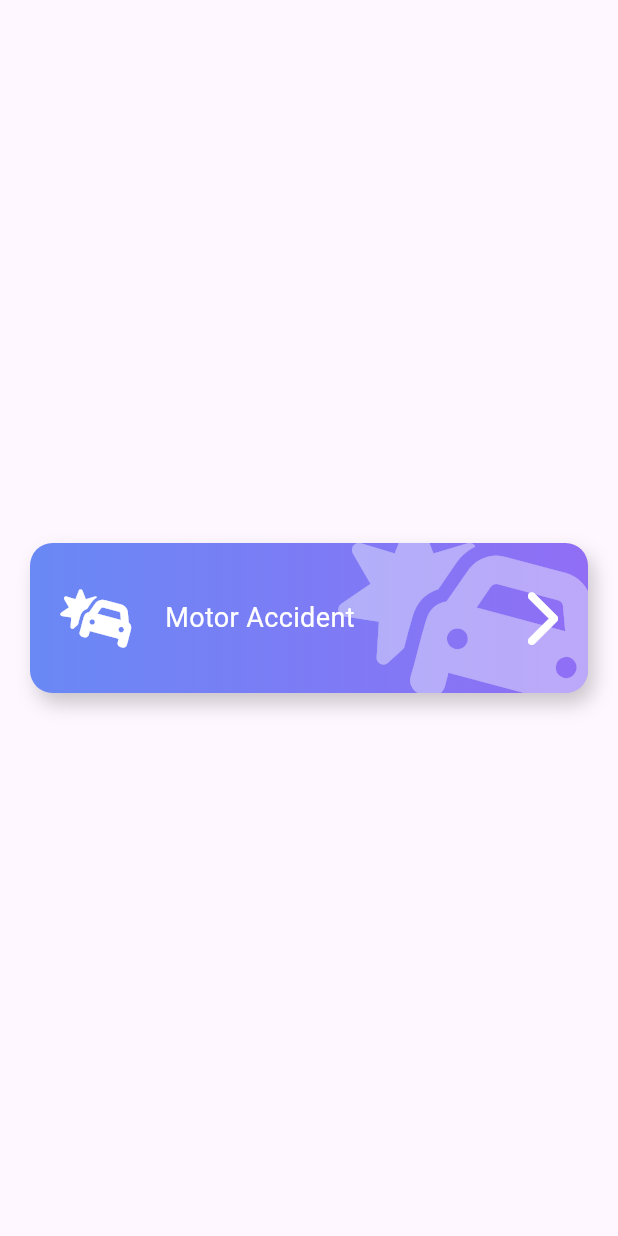
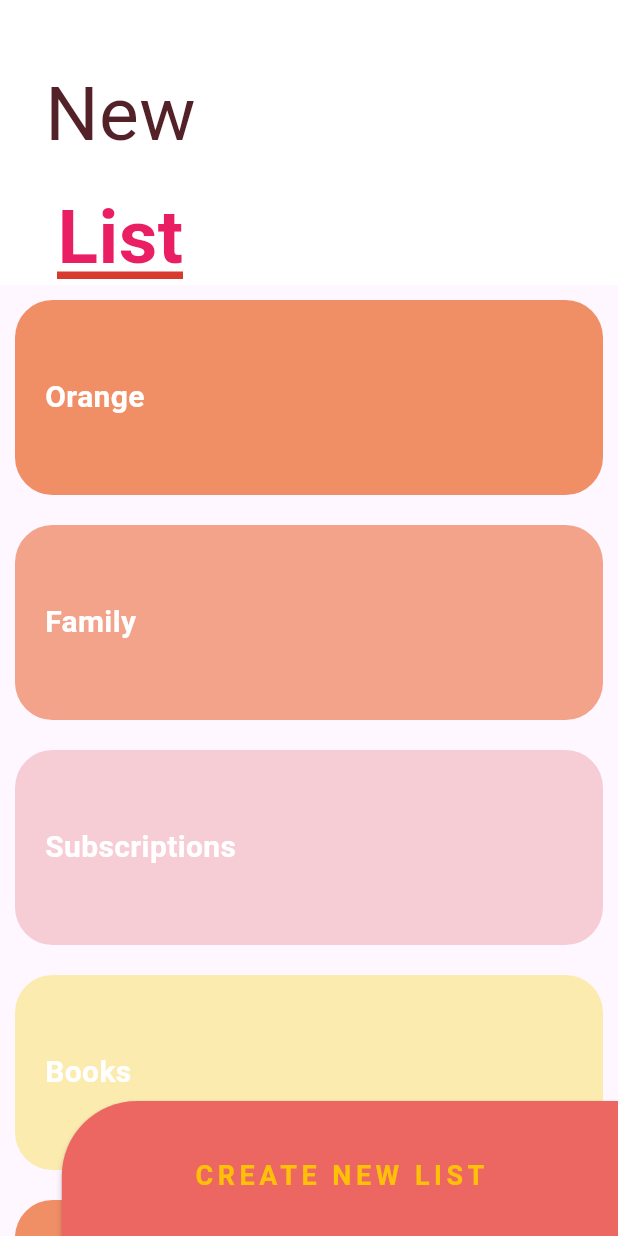
Before and after one commit to viktorhugo/desing_app, a Flutter app: the screen it shows after launch, on a phone screen of 412 x 824 dp. Run offline on Flutter 3.47's test engine with Material 3 defaults, Android fonts, the light colour scheme and no system bars; our stand-ins replace animate_do, flutter_svg, font_awesome_flutter.

Commit message:
finish slivers session 8

```diff
--- a/lib/main.dart
+++ b/lib/main.dart
@@ -18,7 +18,7 @@
         colorScheme: ColorScheme.fromSeed(seedColor: Colors.deepPurple),
         useMaterial3: true,
       ),
-      home: const EmergencyPage(),
+      home: const SliverPage(),
     );
   }
 }
--- a/lib/pages/pages.dart
+++ b/lib/pages/pages.dart
@@ -4,3 +4,4 @@
 export 'package:desing_app/pages/header_page.dart';
 export 'package:desing_app/pages/pinteres_page.dart';
 export 'package:desing_app/pages/emergency_page.dart';
+export 'package:desing_app/pages/sliver_list.dart';
--- /dev/null
+++ b/lib/pages/sliver_list.dart
@@ -0,0 +1,233 @@
+import 'package:flutter/material.dart';
+
+class SliverPage extends StatelessWidget {
+  const SliverPage({super.key});
+
+  @override
+  Widget build(BuildContext context) {
+    return const Scaffold(
+      body: Stack(
+        children: [
+          _MainWidgets(),
+          Positioned(
+            bottom: -10,
+            right: 0,
+            child: _FloatButton()
+          )
+        ],
+      )
+    );
+  }
+}
+
+class _FloatButton extends StatelessWidget {
+  const _FloatButton({super.key});
+
+  @override
+  Widget build(BuildContext context) {
+    final size = MediaQuery.of(context).size;
+    return ButtonTheme(
+      minWidth: size.width * 0.9,
+      height: 100,
+      child: MaterialButton(
+        color: const Color(0xffED6762),
+        shape: RoundedRectangleBorder(
+          borderRadius: BorderRadius.only(topLeft: Radius.circular(50))
+        ),
+        onPressed: () {
+          // Do something when the button is pressed
+        },
+        child: const Text(
+          'CREATE NEW LIST',
+          style: TextStyle(
+            color: Colors.amber,
+            fontSize: 18,
+            fontWeight: FontWeight.bold,
+            letterSpacing: 3
+          ),
+        ),
+      )
+    );
+  }
+}
+
+class _MainWidgets extends StatelessWidget {
+
+  static List<_ListItem> items = [
+    const _ListItem( title:'Orange', color: Color(0xffF08F66) ),
+    const _ListItem( title:'Family', color: Color(0xffF2A38A) ),
+    const _ListItem( title:'Subscriptions', color: Color(0xffF7CDD5) ),
+    const _ListItem( title:'Books', color: Color(0xffFCEBAF) ),
+    const _ListItem( title:'Orange', color: Color(0xffF08F66) ),
+    const _ListItem( title:'Family', color: Color(0xffF2A38A) ),
+    const _ListItem( title:'Subscriptions', color: Color(0xffF7CDD5) ),
+    const _ListItem( title:'Books', color: Color(0xffFCEBAF) ),
+  ];
+
+  const _MainWidgets({super.key});
+
+  @override
+  Widget build(BuildContext context) {
+    return CustomScrollView(
+      slivers: [
+
+        // const SliverAppBar( // ESTE SLIVER APPBAR IGUAL QUE EL APPBAR PERO SE ESCONDE CON EL SCROLL
+        //   floating: true,
+        //   elevation: 0,
+        //   backgroundColor: Colors.red,
+        //   title: Text('HELLO WoRlD'),
+        // ),
+
+        SliverPersistentHeader(
+          floating: true,
+          delegate: _SliverCustomHeaderDelegate(
+            minHeight: 180,
+            maxHeight: 190,
+            child: Container(
+              alignment: Alignment.centerLeft,
+              color: Colors.white,
+              child: const _Header(),
+            )
+          )
+        ),
+
+        SliverList(
+          delegate: SliverChildListDelegate([
+            ...items,
+            const SizedBox(height: 100,)
+          ])
+        )
+      ],
+    ); // este recibe slivers
+  }
+}
+
+class _SliverCustomHeaderDelegate extends SliverPersistentHeaderDelegate{
+
+  final double minHeight;
+  final double maxHeight;
+  final Widget child;
+
+_SliverCustomHeaderDelegate({
+    required this.minHeight,
+    required this.maxHeight,
+    required this.child
+  });
+
+  @override
+  Widget build(BuildContext context, double shrinkOffset, bool overlapsContent) {
+
+    return SizedBox.expand(child: child,);
+  }
+
+  @override
+  double get maxExtent => maxHeight;
+
+  @override
+  double get minExtent => minHeight;
+
+  @override
+  bool shouldRebuild(covariant _SliverCustomHeaderDelegate oldDelegate) {
+    return  maxHeight != oldDelegate.maxHeight ||
+            minHeight != oldDelegate.minExtent ||
+            child != oldDelegate.child;
+  }
+
+}
+
+class _TaskList extends StatelessWidget {
+
+  static List<_ListItem> items = [
+    const _ListItem( title:'Orange', color: Color(0xffF08F66) ),
+    const _ListItem( title:'Family', color: Color(0xffF2A38A) ),
+    const _ListItem( title:'Subscriptions', color: Color(0xffF7CDD5) ),
+    const _ListItem( title:'Books', color: Color(0xffFCEBAF) ),
+    const _ListItem( title:'Orange', color: Color(0xffF08F66) ),
+    const _ListItem( title:'Family', color: Color(0xffF2A38A) ),
+    const _ListItem( title:'Subscriptions', color: Color(0xffF7CDD5) ),
+    const _ListItem( title:'Books', color: Color(0xffFCEBAF) ),
+  ];
+
+  const _TaskList({
+    super.key,
+  });
+
+  @override
+  Widget build(BuildContext context) {
+    return ListView.builder(
+      itemCount: items.length,
+      physics: const BouncingScrollPhysics(),
+      itemBuilder: (BuildContext context,int index) => items[index]
+    );
+  }
+}
+
+class _Header extends StatelessWidget {
+
+
+
+  const _Header({
+    super.key,
+  });
+
+  @override
+  Widget build(BuildContext context) {
+    return Column(
+      children: [
+        const SizedBox(height: 30),
+        Container(
+          margin: const EdgeInsets.symmetric(horizontal: 30, vertical: 10),
+          child: const Text('New', style: TextStyle( color: Color(0xff532128), fontSize: 50 ),),
+        ),
+
+        Stack(
+          alignment: Alignment.centerRight,
+          children: [
+
+            // const SizedBox(width: 100,),
+
+            const Text('List', style: TextStyle( color: Colors.pink, fontSize: 50 , fontWeight: FontWeight.bold),),
+
+            Positioned(
+              bottom: 8,
+              child: Container(
+                width: 90,
+                height: 5,
+                decoration: const BoxDecoration(
+                  color: Color(0xffD93A30)
+                ),
+              ),
+            ),
+          ],
+        )
+      ],
+    );
+  }
+}
+
+class _ListItem extends StatelessWidget {
+
+  final String title;
+  final Color color;
+
+  const _ListItem({
+    super.key,
+    required this.title,
+    required this.color
+  });
+
+  @override
+  Widget build(BuildContext context) {
+    return Container(
+      padding: const EdgeInsets.only(left: 20),
+      alignment: Alignment.centerLeft,
+      height: 130,
+      margin: const EdgeInsets.all(10),
+      decoration: BoxDecoration(
+        color: color,
+        borderRadius: BorderRadius.circular(25)
+      ),
+      child: Text(title, style: const TextStyle(color: Colors.white, fontSize: 20, fontWeight: FontWeight.bold,),),
+    );
+  }
+}
--- a/lib/widgets/buttons.dart
+++ b/lib/widgets/buttons.dart
@@ -3,31 +3,46 @@
 
 class ButtonLx extends StatelessWidget {
 
+  final IconData icon;
+  final String text;
+  final Color color1;
+  final Color color2;
+  final VoidCallback onPress;
 
-
-  const ButtonLx({super.key});
+  const ButtonLx({
+    super.key,
+    required this.icon,
+    required this.text,
+    required this.color1,
+    required this.color2,
+    required this.onPress
+  });
 
   @override
   Widget build(BuildContext context) {
 
-    return const Stack(
+    return GestureDetector(
+      onTap: onPress,
+      child: Stack(
         children: [
           _ButtonLxBackground(
-          color1: Color(0xff6989f5),
-          color2: Color(0xff906EF5),
+            color1: color1,
+            color2:color2,
+            icon: icon,
           ),
           Row(
             mainAxisAlignment: MainAxisAlignment.center,
             children: [
-            SizedBox(height: 140,width: 40),
-            FaIcon(FontAwesomeIcons.carBurst, color: Colors.white, size: 40,),
-            SizedBox(width: 20),
-            Expanded(child: Text('Motor Accident', style: TextStyle(color: Colors.white, fontSize: 18),)),
-            FaIcon(FontAwesomeIcons.chevronRight, color: Colors.white, size: 40,),
-            SizedBox(width: 40),
+              const SizedBox(height: 140,width: 40),
+              FaIcon(icon, color: Colors.white, size: 40,),
+              const SizedBox(width: 20),
+              Expanded(child: Text(text, style: TextStyle(color: Colors.white, fontSize: 18),)),
+              const FaIcon(FontAwesomeIcons.chevronRight, color: Colors.white, size: 40,),
+              const SizedBox(width: 40),
             ],
           )
         ],
+      ),
     );
   }
 }
@@ -36,17 +51,18 @@
 
   final Color color1;
   final Color color2;
+  final IconData icon;
 
   const _ButtonLxBackground({
     super.key,
     required this.color1,
     required this.color2,
+    required this.icon,
   });
 
   @override
   Widget build(BuildContext context) {
     return Container(
-
       width: double.infinity,
       height: 100,
       margin: const EdgeInsets.all(20),
@@ -71,16 +87,16 @@
       ),
 
       child: ClipRRect( // cortar los bordes si algo se sale
+        borderRadius: const BorderRadius.all(Radius.circular(15)), // cortar los bordes si algo se sale
         child: Stack(
           children: [
             Positioned(
               right: -20,
               top: -20,
-              child: FaIcon(FontAwesomeIcons.carBurst, size: 150, color: Colors.white.withOpacity(0.4),)
+              child: FaIcon(icon, size: 150, color: Colors.white.withOpacity(0.4),)
             )
           ],
         ),
-        borderRadius: const BorderRadius.all(Radius.circular(15)),
       ),
     );
   }
--- a/pubspec.yaml
+++ b/pubspec.yaml
@@ -28,6 +28,7 @@
 # the latest version available on pub.dev. To see which dependencies have newer
 # versions available, run `flutter pub outdated`.
 dependencies:
+  animate_do: ^3.1.2
   cupertino_icons: ^1.0.2
   flutter:
     sdk: flutter
```
Also changed, not shown: lib/pages/emergency_page.dart (+55 -9 lines), pubspec.lock. Lines whose indentation alone changed are shown as unchanged.
